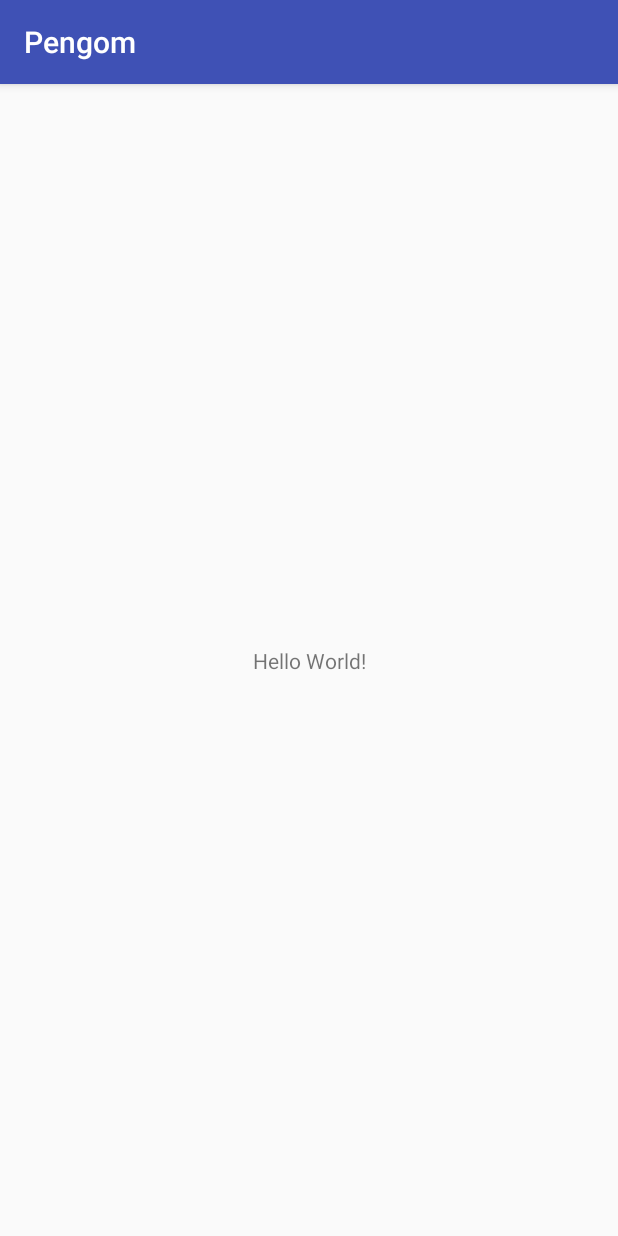
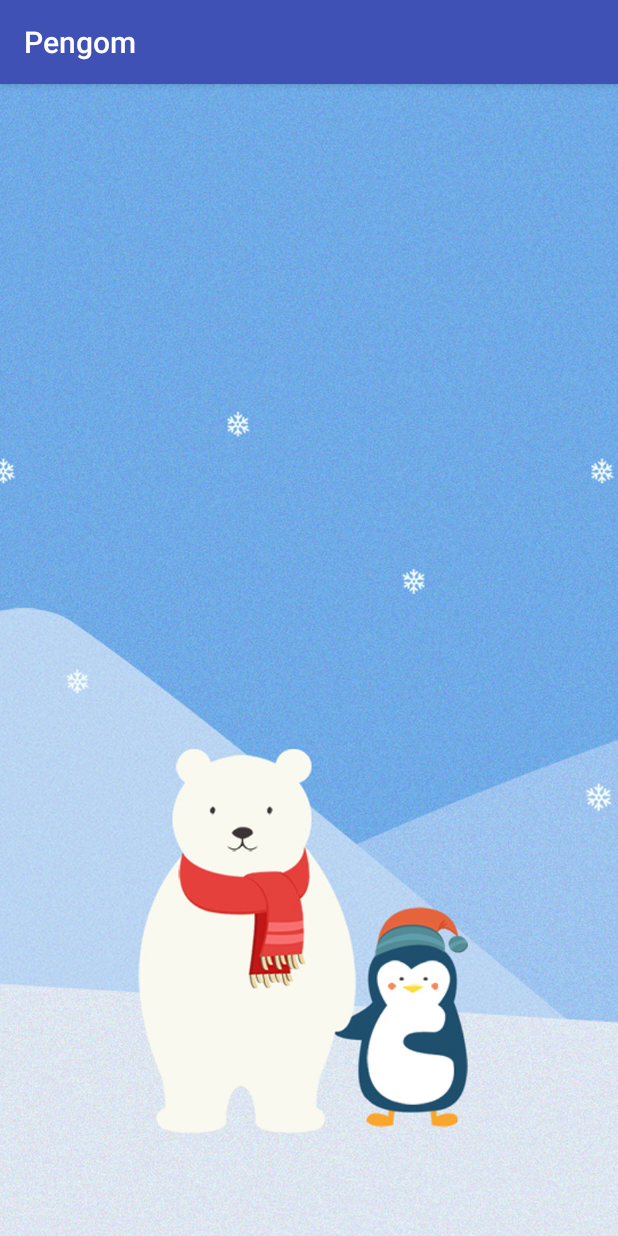
Before and after one commit to ahnminji/pengom, an Android app: the screen it shows after launch (MainActivity), on a phone screen of 412 x 824 dp. Run offline under Robolectric (Android 15) with nearby library versions, the light colour scheme and no system bars.

Commit message:
[Joanne][2018.03.14][ADD] add main background image.

```diff
--- a/app/src/main/res/layout/activity_main.xml
+++ b/app/src/main/res/layout/activity_main.xml
@@ -6,13 +6,15 @@
     android:layout_height="match_parent"
     tools:context="com.married.got.just.we.ingom.penji.pengom.MainActivity">
 
-    <TextView
+    <ImageView
         android:layout_width="wrap_content"
         android:layout_height="wrap_content"
-        android:text="Hello World!"
         app:layout_constraintBottom_toBottomOf="parent"
         app:layout_constraintLeft_toLeftOf="parent"
         app:layout_constraintRight_toRightOf="parent"
-        app:layout_constraintTop_toTopOf="parent" />
+        app:layout_constraintTop_toTopOf="parent"
+        android:src="@drawable/bg_main"
+        android:scaleType="centerCrop"
+        />
 
 </android.support.constraint.ConstraintLayout>
```
Also changed, not shown: app/src/main/res/drawable-hdpi/bg_main.jpg (added), app/src/main/res/drawable-mdpi/bg_main.jpg (added), app/src/main/res/drawable-xhdpi/bg_main.jpg (added), 2 other files.
